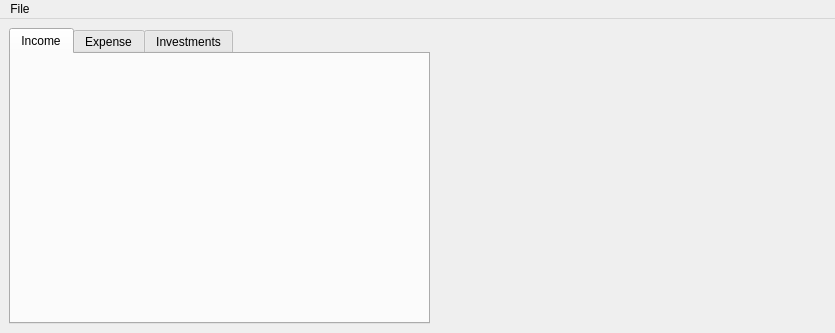
lucas-j-holder/Expense-Tracker, file ui/src/main.ui: the form before one commit.
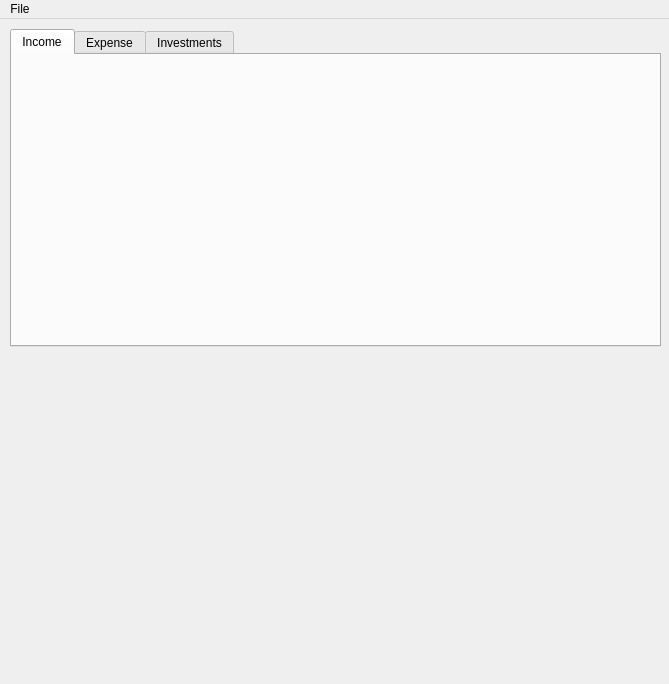
The form after the commit. The open tabs and pages were chosen to show the change.

Commit message: Updated Main Window UI.

What changed in the file:
```diff
--- a/ui/src/main.ui
+++ b/ui/src/main.ui
@@ -6,20 +6,24 @@
    <rect>
     <x>0</x>
     <y>0</y>
-    <width>835</width>
-    <height>333</height>
+    <width>669</width>
+    <height>684</height>
    </rect>
   </property>
   <property name="windowTitle">
    <string>MainWindow</string>
   </property>
   <widget class="QWidget" name="centralwidget">
-   <layout class="QHBoxLayout" name="horizontalLayout_2">
-    <item>
-     <layout class="QHBoxLayout" name="horizontalLayout">
-      <property name="spacing">
-       <number>0</number>
-      </property>
+   <widget class="QWidget" name="">
+    <property name="geometry">
+     <rect>
+      <x>10</x>
+      <y>10</y>
+      <width>651</width>
+      <height>641</height>
+     </rect>
+    </property>
+    <layout class="QVBoxLayout" name="verticalLayout_2">
       <item>
        <widget class="QTabWidget" name="tablesDisplayWidget">
         <property name="minimumSize">
@@ -136,15 +140,14 @@
        </layout>
       </item>
      </layout>
-    </item>
-   </layout>
+   </widget>
   </widget>
   <widget class="QMenuBar" name="menubar">
    <property name="geometry">
     <rect>
      <x>0</x>
      <y>0</y>
-     <width>835</width>
+     <width>669</width>
      <height>22</height>
     </rect>
    </property>
```
Left out of the diff: 2 changed lines with no effect on the pictures. Lines whose indentation alone changed are shown as unchanged. The commit also changes 1 other file.
